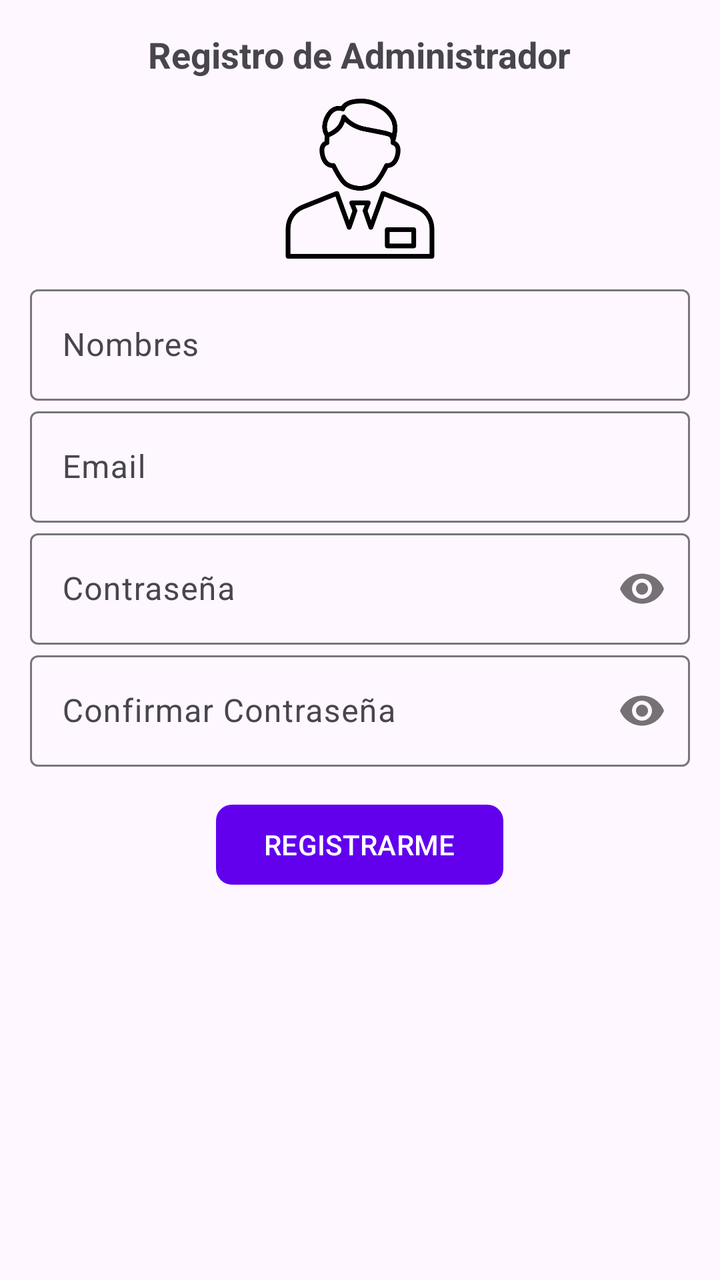
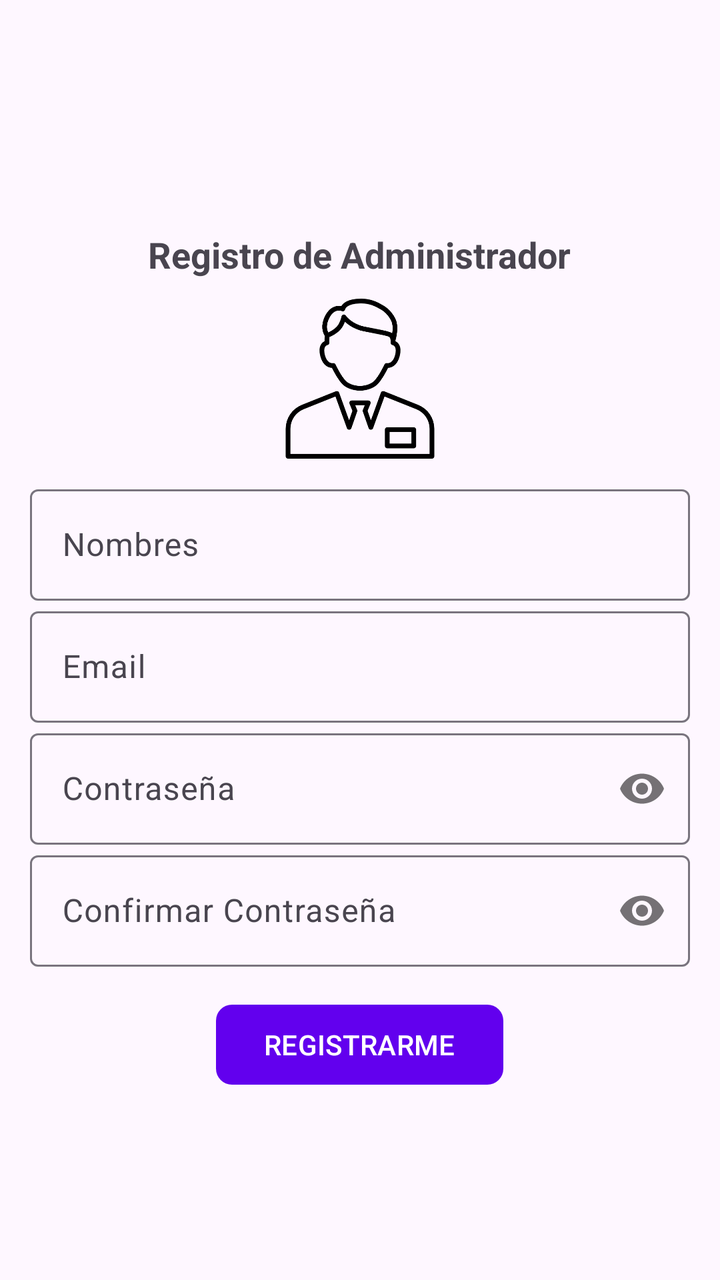

Screens rendered from an Android XML layout before and after an edit, with the pre-edit source and the edit as a unified diff.
<!-- AndroidManifest.xml: application theme Theme.Rincon_crochetitov2 -->
<!-- res/layout/activity_registro_admin.xml -->
<?xml version="1.0" encoding="utf-8"?>
<RelativeLayout
    xmlns:android="http://schemas.android.com/apk/res/android"
    xmlns:app="http://schemas.android.com/apk/res-auto"
    xmlns:tools="http://schemas.android.com/tools"
    android:id="@+id/main"
    android:layout_width="match_parent"
    android:layout_height="match_parent"
    tools:context=".Administrador.RegistroAdminActivity">

    <androidx.appcompat.widget.LinearLayoutCompat
        android:layout_width="match_parent"
        android:layout_height="wrap_content"
        android:orientation="vertical"
        android:padding="15dp">

        <TextView
            android:text="@string/txtRegistroA"
            android:textSize="18sp"
            android:textStyle="bold"
            android:layout_gravity="center"
            android:layout_width="wrap_content"
            android:layout_height="wrap_content">
        </TextView>

        <ImageView
            android:layout_gravity="center"
            android:layout_marginTop="10dp"
            android:layout_marginBottom="10dp"
            android:src="@drawable/registro_admin"
            android:layout_width="80dp"
            android:layout_height="80dp">
        </ImageView>

        
        <com.google.android.material.textfield.TextInputLayout
            android:layout_width="match_parent"
            android:layout_height="wrap_content">

            <EditText
                android:id="@+id/etNombresA"
                android:hint="@string/etNombresA"
                android:inputType="textPersonName|textCapWords"
                android:layout_width="match_parent"
                android:layout_height="wrap_content">
            </EditText>
        </com.google.android.material.textfield.TextInputLayout>

        
        <com.google.android.material.textfield.TextInputLayout
            android:layout_width="match_parent"
            android:layout_height="wrap_content">
            <EditText
                android:id="@+id/etEmailA"
                android:hint="@string/etEmailA"
                android:inputType="textEmailAddress"
                android:layout_width="match_parent"
                android:layout_height="wrap_content">
            </EditText>
        </com.google.android.material.textfield.TextInputLayout>

        
        <com.google.android.material.textfield.TextInputLayout
            android:layout_width="match_parent"
            android:layout_height="wrap_content"
            app:passwordToggleEnabled="true">
            <EditText
                android:id="@+id/etPasswordA"
                android:hint="@string/etPasswordA"
                android:inputType="textPassword"
                android:layout_width="match_parent"
                android:layout_height="wrap_content">
            </EditText>
        </com.google.android.material.textfield.TextInputLayout>

        
        <com.google.android.material.textfield.TextInputLayout
            android:layout_width="match_parent"
            android:layout_height="wrap_content"
            app:passwordToggleEnabled="true">
            <EditText
                android:id="@+id/etCPasswordA"
                android:hint="@string/etCPasswordA"
                android:inputType="textPassword"
                android:layout_width="match_parent"
                android:layout_height="wrap_content">
            </EditText>
        </com.google.android.material.textfield.TextInputLayout>

        
        <com.google.android.material.button.MaterialButton
            android:id="@+id/btnRegistrarA"
            android:text="@string/btnRegistrarA"
            app:cornerRadius="8dp"
            android:textAllCaps="true"
            android:layout_marginTop="15dp"
            android:layout_gravity="center"
            android:layout_width="wrap_content"
            android:layout_height="wrap_content">

        </com.google.android.material.button.MaterialButton>


    </androidx.appcompat.widget.LinearLayoutCompat>

</RelativeLayout>
<!-- resources referenced by this layout -->
<resources>
  <!-- drawable registro_admin: png bitmap (drawable, 11049 bytes) -->
  <string name="btnRegistrarA">Registrarme</string>
  <string name="etCPasswordA">Confirmar Contraseña</string>
  <string name="etEmailA">Email</string>
  <string name="etNombresA">Nombres</string>
  <string name="etPasswordA">Contraseña</string>
  <string name="txtRegistroA">Registro de Administrador</string>
  <style name="Theme.Rincon_crochetitov2" parent="Theme.Material3.DayNight.NoActionBar">
          
          <item name="colorPrimary">@color/purple_500</item>
          <item name="colorPrimaryVariant">@color/purple_700</item>
          <item name="colorOnPrimary">@color/white</item>
          
          <item name="colorSecondary">@color/teal_200</item>
          <item name="colorSecondaryVariant">@color/teal_700</item>
          <item name="colorOnSecondary">@color/black</item>
          
          <item name="android:statusBarColor">?attr/colorPrimaryVariant</item>
          
      </style>
  <color name="purple_500">#FF6200EE</color>
  <color name="purple_700">#FF3700B3</color>
  <color name="white">#FFFFFFFF</color>
  <color name="teal_200">#FF03DAC5</color>
  <color name="teal_700">#FF018786</color>
  <color name="black">#FF000000</color>
</resources>

<!-- the commit's change to res/layout/activity_registro_admin.xml (unified diff, before → after) -->
@@ -6,6 +6,7 @@
     android:id="@+id/main"
     android:layout_width="match_parent"
     android:layout_height="match_parent"
+    android:paddingTop="100dp"
     tools:context=".Administrador.RegistroAdminActivity">
 
     <androidx.appcompat.widget.LinearLayoutCompat
